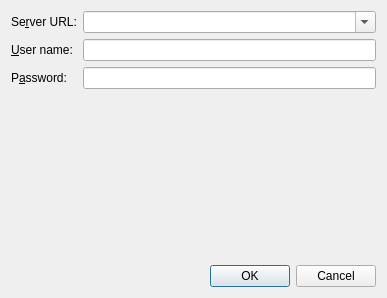
KDE/kuserfeedback, file src/console/connectdialog.ui: the form before one commit.
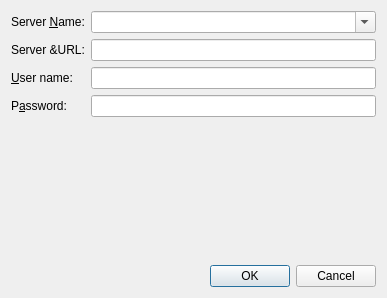
The form after the commit.

Commit message: Use named server configurations in the UI

```diff
--- a/src/console/connectdialog.ui
+++ b/src/console/connectdialog.ui
@@ -19,7 +19,7 @@
      <item row="0" column="0">
       <widget class="QLabel" name="label">
        <property name="text">
-        <string>Se&amp;rver URL:</string>
+        <string>Server &amp;Name:</string>
        </property>
        <property name="buddy">
         <cstring>serverUrl</cstring>
@@ -57,7 +57,7 @@
       </widget>
      </item>
      <item row="0" column="1">
-      <widget class="QComboBox" name="serverUrl">
+      <widget class="QComboBox" name="serverName">
        <property name="sizePolicy">
         <sizepolicy hsizetype="Expanding" vsizetype="Fixed">
          <horstretch>5</horstretch>
@@ -72,6 +72,16 @@
        </property>
       </widget>
      </item>
+     <item row="1" column="0">
+      <widget class="QLabel" name="label_4">
+       <property name="text">
+        <string>Server &amp;URL:</string>
+       </property>
+      </widget>
+     </item>
+     <item row="1" column="1">
+      <widget class="QLineEdit" name="serverUrl"/>
+     </item>
     </layout>
    </item>
    <item>
```
Left out of the diff: 8 changed lines with no effect on the pictures. The commit also changes 2 other files.
